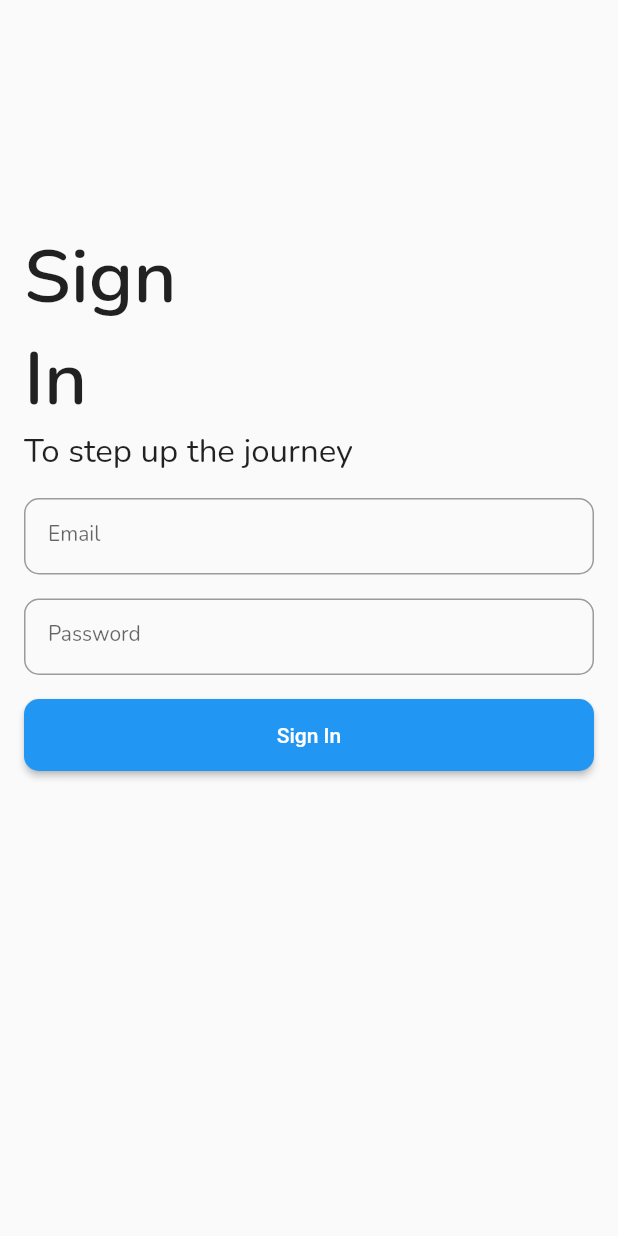
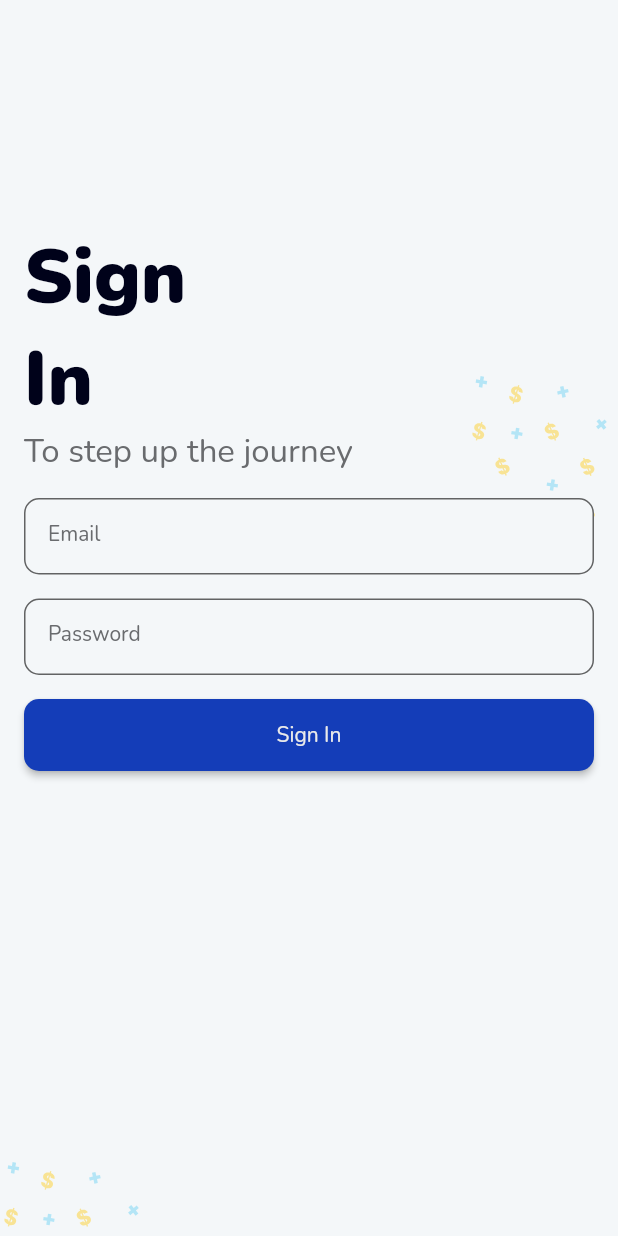
Before and after one commit to muammadibal/projects_mobile, a Flutter app: the screen it shows after launch, after a tap on "Sign In", on a phone screen of 412 x 824 dp. Run offline on Flutter 3.47's test engine with Material 2 defaults, Android fonts, the phone set to English and light mode, and no system bars; our stand-ins replace bloc, flutter_svg, google_fonts; network calls fail.

Commit message:
fix styling

```diff
--- a/lib/main.dart
+++ b/lib/main.dart
@@ -3,6 +3,7 @@ import 'package:projects_mobile/ui/pages/detail_page.dart';
 import 'package:projects_mobile/ui/pages/home_page.dart';
 import 'package:projects_mobile/ui/pages/login_page.dart';
 import 'package:projects_mobile/ui/pages/register_page.dart';
+import 'package:projects_mobile/utils/constants.dart';
 import 'package:projects_mobile/utils/conver_color.dart';
 
 void main() {
@@ -19,7 +20,8 @@ class MyApp extends StatelessWidget {
       title: 'Projects',
       debugShowCheckedModeBanner: false,
       theme: ThemeData(
-        primarySwatch: buildMaterialColor(Color.fromARGB(255, 20, 94, 211)),
+        scaffoldBackgroundColor: bgColor,
+        primarySwatch: buildMaterialColor(blue),
       ),
       routes: {
         '/': (context) => RegisterPage(),
--- a/lib/ui/pages/detail_page.dart
+++ b/lib/ui/pages/detail_page.dart
@@ -77,7 +77,7 @@ class _DetailPageState extends State<DetailPage> {
                   'Sr. UI/UX',
                   style: titleStyle,
                 ),
-                Text('Remote, Jakarta Selatan', style: subTitleStyle)
+                Text('Remote, Jakarta Selatan', style: contentTitleStyle)
               ]),
             ),
             Container(
@@ -91,7 +91,7 @@ class _DetailPageState extends State<DetailPage> {
                     ),
                     Text(
                         'Irure nostrud enim et eiusmod elit sit adipisicing ea Lorem esse dolore exercitation. Id minim adipisicing Lorem aliqua cupidatat velit ea aute qui do nostrud. Aliqua occaecat nostrud exercitation sunt consectetur nisi nulla laboris sint est amet ad adipisicing. Irure sit in dolor occaecat et velit mollit irure est reprehenderit incididunt laboris do. \n\nEa reprehenderit exercitation dolore cupidatat est voluptate fugiat. Sint anim nostrud voluptate nisi in pariatur dolore enim exercitation eu. Voluptate incididunt nostrud magna pariatur cupidatat veniam esse. Fugiat fugiat qui laboris incididunt duis esse consectetur deserunt consectetur. \n\n,Nostrud elit cillum ea proident anim velit ullamco. Nostrud ut Lorem nostrud anim id proident nostrud nisi ex deserunt minim non. Eu amet quis irure elit est tempor ut quis laborum. Magna incididunt est dolore ipsum aliqua qui eu laboris Lorem aute ad aliquip ullamco id. Ad veniam minim irure duis elit irure reprehenderit. Id adipisicing velit esse laborum deserunt laboris commodo nisi proident pariatur.',
-                        style: contentTitleStyle),
+                        style: subTitleStyle),
                   ]),
             ),
             SizedBox(
@@ -106,6 +106,7 @@ class _DetailPageState extends State<DetailPage> {
                 margin: EdgeInsets.only(
                     left: gapSize, right: gapSize, top: gapSize),
                 child: Button(
+                  title: "Continue",
                   onPress: () {
                     Navigator.pop(context);
                   },
--- a/lib/ui/pages/login_page.dart
+++ b/lib/ui/pages/login_page.dart
@@ -1,4 +1,5 @@
 import 'package:flutter/material.dart';
+import 'package:flutter_svg/flutter_svg.dart';
 import 'package:projects_mobile/ui/widgets/button.dart';
 import 'package:projects_mobile/utils/constants.dart';
 
@@ -10,13 +11,32 @@ class LoginPage extends StatefulWidget {
 }
 
 class _LoginPageState extends State<LoginPage> {
+  final Widget accentImage = SvgPicture.asset(
+    'lib/assets/accent.svg',
+    semanticsLabel: 'Accent Image',
+    width: 100,
+    height: 600,
+  );
+
   TextEditingController _emailC = TextEditingController(text: '');
   TextEditingController _passC = TextEditingController(text: '');
 
   @override
   Widget build(BuildContext context) {
     return Scaffold(
-      body: ListView(
+      body: Stack(
+        children: [
+          Positioned(
+            right: 0,
+            top: 0,
+            child: Opacity(opacity: 0.4, child: accentImage),
+          ),
+          Positioned(
+            left: 0,
+            bottom: -300,
+            child: Opacity(opacity: 0.4, child: accentImage),
+          ),
+          ListView(
             padding: EdgeInsets.symmetric(horizontal: 16),
             children: [
               SizedBox(
@@ -24,7 +44,8 @@ class _LoginPageState extends State<LoginPage> {
               ),
               Text(
                 'Sign\nIn',
-            style: titleStyle.copyWith(fontSize: 50),
+                style: titleStyle.copyWith(
+                    fontSize: 50, fontWeight: FontWeight.w900),
               ),
               Text('To step up the journey',
                   style: subTitleStyle.copyWith(fontSize: 22)),
@@ -33,6 +54,8 @@ class _LoginPageState extends State<LoginPage> {
               ),
               TextField(
                   decoration: InputDecoration(
+                      filled: true,
+                      fillColor: bgColor,
                       floatingLabelAlignment: FloatingLabelAlignment.start,
                       floatingLabelBehavior: FloatingLabelBehavior.auto,
                       labelText: 'Email',
@@ -47,6 +70,8 @@ class _LoginPageState extends State<LoginPage> {
               ),
               TextField(
                   decoration: InputDecoration(
+                      filled: true,
+                      fillColor: bgColor,
                       floatingLabelAlignment: FloatingLabelAlignment.start,
                       floatingLabelBehavior: FloatingLabelBehavior.auto,
                       labelText: 'Password',
@@ -59,9 +84,13 @@ class _LoginPageState extends State<LoginPage> {
               SizedBox(
                 height: 16,
               ),
-          Button(onPress: () {
+              Button(
+                  title: "Sign In",
+                  onPress: () {
                     Navigator.pushNamed(context, '/home');
                   })
+            ],
+          ),
         ],
       ),
     );
--- a/lib/ui/pages/register_page.dart
+++ b/lib/ui/pages/register_page.dart
@@ -1,4 +1,6 @@
 import 'package:flutter/material.dart';
+import 'package:flutter_svg/flutter_svg.dart';
+import 'package:projects_mobile/ui/widgets/button.dart';
 import 'package:projects_mobile/utils/constants.dart';
 
 class RegisterPage extends StatefulWidget {
@@ -9,13 +11,32 @@ class RegisterPage extends StatefulWidget {
 }
 
 class _RegisterPageState extends State<RegisterPage> {
+  final Widget accentImage = SvgPicture.asset(
+    'lib/assets/accent.svg',
+    semanticsLabel: 'Accent Image',
+    width: 100,
+    height: 600,
+  );
+
   TextEditingController _emailC = TextEditingController(text: '');
   TextEditingController _passC = TextEditingController(text: '');
 
   @override
   Widget build(BuildContext context) {
     return Scaffold(
-      body: ListView(
+      body: Stack(
+        children: [
+          Positioned(
+            right: 0,
+            top: 0,
+            child: Opacity(opacity: 0.4, child: accentImage),
+          ),
+          Positioned(
+            left: 0,
+            bottom: -300,
+            child: Opacity(opacity: 0.4, child: accentImage),
+          ),
+          ListView(
             padding: EdgeInsets.symmetric(horizontal: 16),
             children: [
               SizedBox(
@@ -23,14 +44,18 @@ class _RegisterPageState extends State<RegisterPage> {
               ),
               Text(
                 'Sign\nUp',
-            style: titleStyle.copyWith(fontSize: 50),
+                style: titleStyle.copyWith(
+                    fontSize: 50, fontWeight: FontWeight.w900),
               ),
-          Text('And find a job', style: subTitleStyle.copyWith(fontSize: 22)),
+              Text('And find a job',
+                  style: subTitleStyle.copyWith(fontSize: 22)),
               SizedBox(
                 height: 16,
               ),
               TextField(
                   decoration: InputDecoration(
+                      filled: true,
+                      fillColor: bgColor,
                       floatingLabelAlignment: FloatingLabelAlignment.start,
                       floatingLabelBehavior: FloatingLabelBehavior.auto,
                       labelText: 'Email',
@@ -45,6 +70,8 @@ class _RegisterPageState extends State<RegisterPage> {
               ),
               TextField(
                   decoration: InputDecoration(
+                      filled: true,
+                      fillColor: bgColor,
                       floatingLabelAlignment: FloatingLabelAlignment.start,
                       floatingLabelBehavior: FloatingLabelBehavior.auto,
                       labelText: 'Password',
@@ -57,19 +84,11 @@ class _RegisterPageState extends State<RegisterPage> {
               SizedBox(
                 height: 16,
               ),
-          MaterialButton(
-            height: 48,
-            shape:
-                RoundedRectangleBorder(borderRadius: BorderRadius.circular(10)),
-            color: Colors.blue,
-            onPressed: () {
+              Button(
+                  title: "Continue",
+                  onPress: () {
                     Navigator.pushNamed(context, '/home');
-            },
-            child: Text(
-              'Continue',
-              style: TextStyle(color: Colors.white),
-            ),
-          ),
+                  }),
               Row(
                 mainAxisAlignment: MainAxisAlignment.center,
                 children: [
@@ -83,12 +102,14 @@ class _RegisterPageState extends State<RegisterPage> {
                       },
                       child: Text(
                         'Sign In',
-                    style: subTitleStyle,
+                        style: subTitleStyle.copyWith(color: blue),
                       ))
                 ],
               )
             ],
           ),
+        ],
+      ),
     );
   }
 }
--- a/lib/ui/widgets/button.dart
+++ b/lib/ui/widgets/button.dart
@@ -1,20 +1,47 @@
 import 'package:flutter/material.dart';
+import 'package:projects_mobile/utils/constants.dart';
 
 class Button extends StatelessWidget {
+  final String title;
+  final bool isPrimary;
+  final bool isLoading;
   final Function() onPress;
-  const Button({Key? key, required this.onPress}) : super(key: key);
+  const Button({
+    Key? key,
+    required this.onPress,
+    this.title = "Title",
+    this.isPrimary = true,
+    this.isLoading = false,
+  }) : super(key: key);
 
   @override
   Widget build(BuildContext context) {
-    return MaterialButton(
-      height: 48,
-      shape: RoundedRectangleBorder(borderRadius: BorderRadius.circular(10)),
-      color: Colors.blue,
-      onPressed: onPress,
-      child: Text(
-        'Sign In',
-        style: TextStyle(color: Colors.white),
-      ),
-    );
+    return isLoading
+        ? Container(
+            height: 48,
+            decoration: BoxDecoration(
+                borderRadius: BorderRadius.circular(10), color: blue),
+            child: Center(
+                child: SizedBox(
+              height: 20,
+              width: 20,
+              child: CircularProgressIndicator.adaptive(
+                backgroundColor: lightGrey100,
+                strokeWidth: 3,
+              ),
+            )),
+          )
+        : MaterialButton(
+            height: 48,
+            shape:
+                RoundedRectangleBorder(borderRadius: BorderRadius.circular(10)),
+            color: isPrimary ? blue : lightGrey100,
+            onPressed: onPress,
+            child: Text(
+              title,
+              style: subTitleStyle.copyWith(
+                  color: isPrimary ? lightGrey100 : black),
+            ),
+          );
   }
 }
--- a/lib/ui/widgets/card_projects.dart
+++ b/lib/ui/widgets/card_projects.dart
@@ -46,7 +46,7 @@ class _CardProjectState extends State<CardProject> {
               ),
               Text(
                 'Rp. 300.000',
-                style: contentTitleStyle,
+                style: subTitleStyle,
               )
             ],
           )
--- a/lib/ui/widgets/header_home.dart
+++ b/lib/ui/widgets/header_home.dart
@@ -30,7 +30,7 @@ class _HeaderHomeState extends State<HeaderHome> {
                 'JK Rowling',
                 style: titleStyle,
               ),
-              Text('Quality Assurance', style: contentTitleStyle),
+              Text('Quality Assurance', style: subTitleStyle),
             ],
           ),
         ),
--- a/lib/utils/constants.dart
+++ b/lib/utils/constants.dart
@@ -3,10 +3,17 @@ import 'package:google_fonts/google_fonts.dart';
 
 double gapSize = 16;
 double radiusSize = gapSize / 1.5;
+Color bgColor = Color(0xFFF4F7F9);
+Color blue = Color(0xFF143DB8);
+Color black = Color(0xFF00021a);
+Color grey = Color(0xFF696b6e);
+Color grey200 = Color(0xFF70798a);
+Color lightGrey100 = Color(0xFFEAEAEA);
+Color lightGrey200 = Color(0xFFdedede);
 
 TextStyle titleStyle =
-    GoogleFonts.nunito(fontSize: 16, fontWeight: FontWeight.w600);
+    GoogleFonts.nunito(fontSize: 16, fontWeight: FontWeight.w600, color: black);
 TextStyle subTitleStyle =
-    GoogleFonts.nunito(fontSize: 14, fontWeight: FontWeight.w400);
-TextStyle contentTitleStyle =
-    GoogleFonts.nunito(fontSize: 14, fontWeight: FontWeight.w300);
+    GoogleFonts.nunito(fontSize: 14, fontWeight: FontWeight.w400, color: grey);
+TextStyle contentTitleStyle = GoogleFonts.nunito(
+    fontSize: 14, fontWeight: FontWeight.w400, color: grey200);
--- a/pubspec.yaml
+++ b/pubspec.yaml
@@ -32,7 +32,9 @@ dependencies:
   equatable: ^2.0.5
   flutter:
     sdk: flutter
+  flutter_svg: ^1.0.3
   google_fonts: ^3.0.1
+  font_awesome_flutter: ^10.2.1
 
 dev_dependencies:
   flutter_lints: ^1.0.0
@@ -48,7 +50,8 @@ flutter:
   # the material Icons class.
   uses-material-design: true
   # To add assets to your application, add an assets section, like this:
-  # assets:
+  assets:
+    - lib/assets/
   #   - images/a_dot_burr.jpeg
   #   - images/a_dot_ham.jpeg
   # An image asset can refer to one or more resolution-specific "variants", see
```
Also changed, not shown: lib/ui/pages/home_page.dart (+19 -29 lines), lib/ui/widgets/card_featured_job.dart (+18 -5 lines), lib/assets/accent.svg (added), lib/assets/card_balance.svg (added), pubspec.lock. Lines whose indentation alone changed are shown as unchanged.
